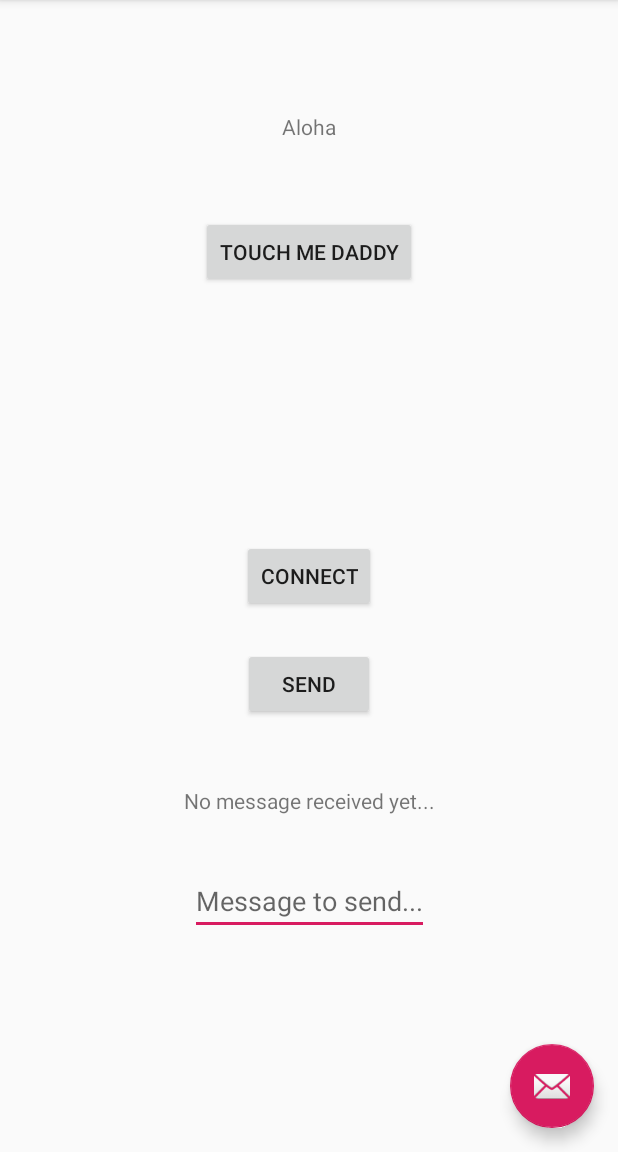
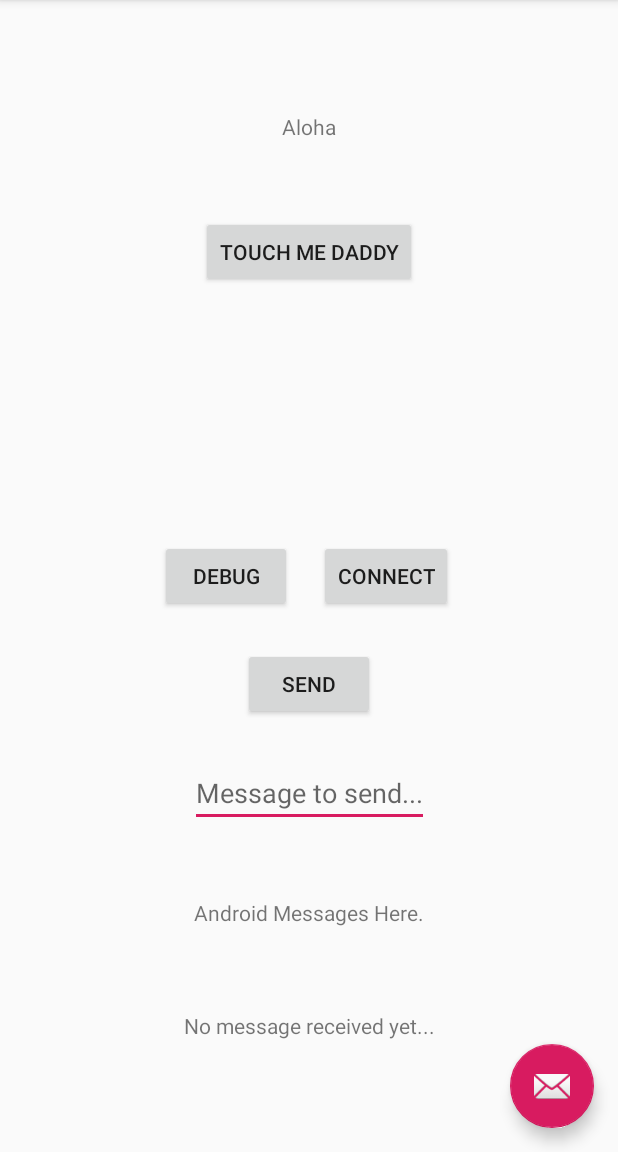
Before and after one commit to jcassarly/SmartCards, an Android app: the screen it shows after launch (MainActivity), on a phone screen of 412 x 824 dp, the part 84-1236 px from its top. Run offline under Robolectric (Android 15) with nearby library versions, the phone set to English and light mode, and no system bars; libraries missing offline, so code that uses them is left out: com.chaquo.python; 1 statement that could not run was skipped.

Commit message:
got app to send 3 messages to the server

```diff
--- a/HerroWorld/app/src/main/java/com/example/herroworld/BluetoothService.java
+++ b/HerroWorld/app/src/main/java/com/example/herroworld/BluetoothService.java
@@ -18,6 +18,10 @@ public class BluetoothService {
     private Handler handler; // handler that gets info from Bluetooth service
     private ConnectThread make_conn_thread = null;
     private ConnectedThread manage_conn_thread = null;
+
+    public BluetoothService(Handler msg_handler) {
+        handler = msg_handler;
+    }
 
     // Defines several constants used when transmitting messages between the
     // service and the UI.
@@ -168,9 +172,14 @@ public class BluetoothService {
         }
     }
 
-    public void Connect(BluetoothAdapter adapter, BluetoothDevice device, UUID uuid) {
+    public void connect(BluetoothAdapter adapter, BluetoothDevice device, UUID uuid) {
         make_conn_thread = new ConnectThread(adapter, device, uuid);
         make_conn_thread.start();
     }
 
+    public void send(String msg) {
+        manage_conn_thread.write(msg.getBytes());
+    }
+
+
 }
--- a/HerroWorld/app/src/main/res/layout/content_main.xml
+++ b/HerroWorld/app/src/main/res/layout/content_main.xml
@@ -57,9 +57,23 @@
         android:id="@+id/blue_connect_button"
         android:layout_width="wrap_content"
         android:layout_height="wrap_content"
-        android:onClick="bluetooth"
+        android:onClick="connectBluetooth"
         android:text="@string/blue_connect_button"
         app:layout_constraintBottom_toBottomOf="parent"
+        app:layout_constraintHorizontal_bias="0.66"
+        app:layout_constraintLeft_toLeftOf="parent"
+        app:layout_constraintRight_toRightOf="parent"
+        app:layout_constraintTop_toTopOf="parent"
+        app:layout_constraintVertical_bias="0.5" />
+
+    <Button
+        android:id="@+id/blue_debug"
+        android:layout_width="wrap_content"
+        android:layout_height="wrap_content"
+        android:onClick="debugBluetooth"
+        android:text="@string/blue_debug_button"
+        app:layout_constraintBottom_toBottomOf="parent"
+        app:layout_constraintHorizontal_bias="0.33"
         app:layout_constraintLeft_toLeftOf="parent"
         app:layout_constraintRight_toRightOf="parent"
         app:layout_constraintTop_toTopOf="parent"
@@ -69,24 +83,13 @@
         android:id="@+id/blue_send_button"
         android:layout_width="wrap_content"
         android:layout_height="wrap_content"
-        android:onClick="bluetooth"
+        android:onClick="sendBluetooth"
         android:text="@string/blue_send_button"
         app:layout_constraintBottom_toBottomOf="parent"
         app:layout_constraintLeft_toLeftOf="parent"
         app:layout_constraintRight_toRightOf="parent"
         app:layout_constraintTop_toTopOf="parent"
         app:layout_constraintVertical_bias="0.6" />
-
-    <TextView
-        android:id="@+id/receivedtextview"
-        android:layout_width="wrap_content"
-        android:layout_height="wrap_content"
-        android:text="@string/blue_rcv_msg"
-        app:layout_constraintBottom_toBottomOf="parent"
-        app:layout_constraintLeft_toLeftOf="parent"
-        app:layout_constraintRight_toRightOf="parent"
-        app:layout_constraintTop_toTopOf="parent"
-        app:layout_constraintVertical_bias="0.7" />
 
     <EditText
         android:id="@+id/bluemsg"
@@ -98,6 +101,28 @@
         app:layout_constraintLeft_toLeftOf="parent"
         app:layout_constraintRight_toRightOf="parent"
         app:layout_constraintTop_toTopOf="parent"
+        app:layout_constraintVertical_bias="0.7" />
+
+    <TextView
+        android:id="@+id/android_rcv_msg"
+        android:layout_width="wrap_content"
+        android:layout_height="wrap_content"
+        android:text="@string/android_rcv_msg"
+        app:layout_constraintBottom_toBottomOf="parent"
+        app:layout_constraintLeft_toLeftOf="parent"
+        app:layout_constraintRight_toRightOf="parent"
+        app:layout_constraintTop_toTopOf="parent"
         app:layout_constraintVertical_bias="0.8" />
 
+    <TextView
+        android:id="@+id/blue_rcv_msg"
+        android:layout_width="wrap_content"
+        android:layout_height="wrap_content"
+        android:text="@string/blue_rcv_msg"
+        app:layout_constraintBottom_toBottomOf="parent"
+        app:layout_constraintLeft_toLeftOf="parent"
+        app:layout_constraintRight_toRightOf="parent"
+        app:layout_constraintTop_toTopOf="parent"
+        app:layout_constraintVertical_bias="0.9" />
+
 </androidx.constraintlayout.widget.ConstraintLayout>
--- a/HerroWorld/app/src/main/res/values/strings.xml
+++ b/HerroWorld/app/src/main/res/values/strings.xml
@@ -6,7 +6,9 @@
     <string name="penis_text"></string>
     <string name="py_text"></string>
     <string name="blue_connect_button">Connect</string>
+    <string name="blue_debug_button">Debug</string>
     <string name="blue_send_button">Send</string>
     <string name="blue_msg_hint">Message to send...</string>
     <string name="blue_rcv_msg">No message received yet...</string>
+    <string name="android_rcv_msg">Android Messages Here.</string>
 </resources>
```
Also changed, not shown: HerroWorld/app/src/main/java/com/example/herroworld/MainActivity.java (+43 -4 lines), 2 other files.
